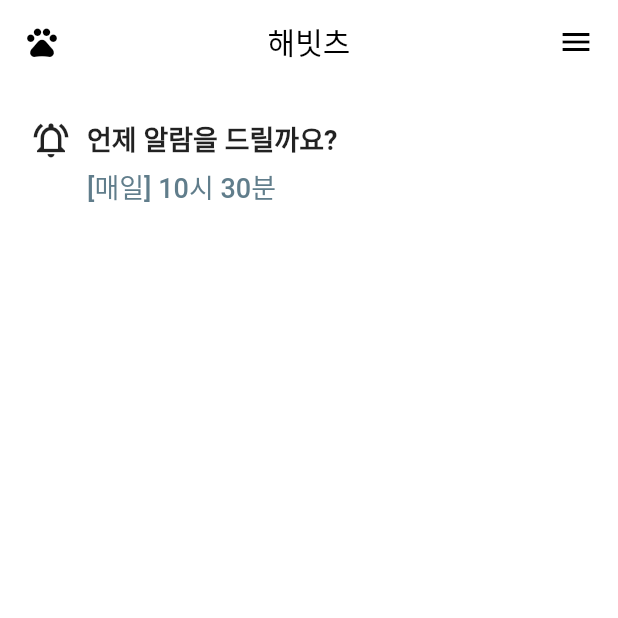
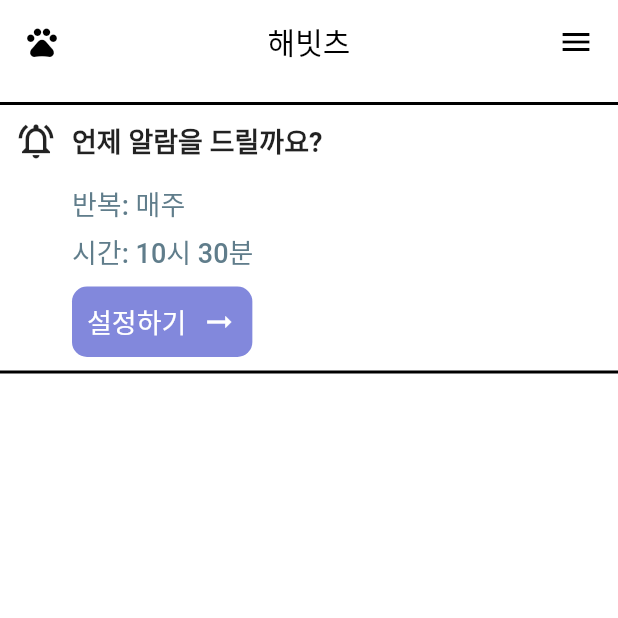
Before and after one commit to jaewoong2/Flutter_TodoList, a Flutter app: the TodoSetting screen opened by its route, on a phone screen of 412 x 824 dp, the top half of it. Run offline on Flutter 3.47's test engine with Material 2 defaults, Android fonts, the phone set to English and light mode, and no system bars.

Commit message:
:sparkles: :lipstick: 반복 알림 설정

```diff
--- a/lib/view/todo_setting_view.dart
+++ b/lib/view/todo_setting_view.dart
@@ -1,6 +1,5 @@
 import 'package:flutter/material.dart';
 import 'package:flutter_todolist/model/todo_view_model.dart';
-import 'package:flutter_todolist/model/todolist_view_model.dart';
 import 'package:flutter_todolist/ui/bounced_button_ui.dart';
 import 'package:provider/provider.dart';
 
@@ -29,20 +28,62 @@ class _TodoSettingState extends State<TodoSetting> {
       setState(() {});
     }
 
+    void onClickSettingButton() {
+      showModalBottomSheet<void>(
+        context: context,
+        enableDrag: true,
+        shape: RoundedRectangleBorder(
+          borderRadius: BorderRadius.circular(15.0),
+        ),
+        builder: (BuildContext context) {
+          return SizedBox(
+            height: MediaQuery.of(context).size.height,
+            child: Column(
+              children: [
+                Row(
+                  children: [
+                    Expanded(child: Container()),
+                    IconButton(
+                      icon: const Icon(
+                        Icons.close_rounded,
+                      ),
+                      onPressed: () => Navigator.pop(context),
+                    ),
+                  ],
+                ),
+              ],
+            ),
+          );
+        },
+      );
+    }
+
     return SingleChildScrollView(
       child: Container(
-        padding: const EdgeInsets.symmetric(vertical: 20, horizontal: 20),
         decoration: const BoxDecoration(
           color: Colors.white,
         ),
-        child: Consumer<TodoListViewModel>(
+        child: Consumer<TodoViewModel>(
           builder: (context, provider, child) {
             return SizedBox(
               width: MediaQuery.of(context).size.width,
               child: Column(
                 crossAxisAlignment: CrossAxisAlignment.start,
                 children: [
-                  Row(
+                  const SizedBox(
+                    height: 10,
+                  ),
+                  const Divider(
+                    height: 1,
+                    thickness: 2,
+                    color: Colors.black,
+                  ),
+                  Padding(
+                    padding: const EdgeInsets.only(
+                      top: 10,
+                      left: 10,
+                    ),
+                    child: Row(
                       crossAxisAlignment: CrossAxisAlignment.start,
                       mainAxisAlignment: MainAxisAlignment.start,
                       children: [
@@ -63,17 +104,67 @@ class _TodoSettingState extends State<TodoSetting> {
                                   fontWeight: FontWeight.w700,
                                 ),
                               ),
+                              Container(
+                                margin: const EdgeInsets.only(top: 10),
+                                padding: const EdgeInsets.only(
+                                  bottom: 10,
+                                ),
+                                child: Column(
+                                  crossAxisAlignment: CrossAxisAlignment.start,
+                                  mainAxisAlignment: MainAxisAlignment.start,
+                                  children: [
                                     Padding(
                                       padding: const EdgeInsets.only(top: 5),
-                              child: BouncedButton(
-                                onTap: () {},
                                       child: Text(
-                                  '[매일] ${DateTime.now().hour.toString()}시 ${DateTime.now().minute.toString()}분',
+                                        '반복: 매주 ${provider.todo.schedule.join(',')}',
                                         style: TextStyle(
                                           color: Colors.primaries.last,
                                           fontWeight: FontWeight.w500,
                                           fontSize: 18,
                                         ),
+                                      ),
+                                    ),
+                                    Padding(
+                                      padding: const EdgeInsets.only(top: 5),
+                                      child: Text(
+                                        '시간: ${DateTime.now().hour}시 ${DateTime.now().minute}분',
+                                        style: TextStyle(
+                                          color: Colors.primaries.last,
+                                          fontWeight: FontWeight.w500,
+                                          fontSize: 18,
+                                        ),
+                                      ),
+                                    ),
+                                    BouncedButton(
+                                      onTap: () {
+                                        onClickSettingButton();
+                                      },
+                                      child: Container(
+                                        padding: const EdgeInsets.all(10),
+                                        margin: const EdgeInsets.only(top: 10),
+                                        decoration: BoxDecoration(
+                                          color: const Color.fromARGB(
+                                              255, 130, 136, 220),
+                                          borderRadius:
+                                              BorderRadius.circular(10),
+                                        ),
+                                        child: const Row(
+                                          children: [
+                                            Text(
+                                              '설정하기',
+                                              style: TextStyle(
+                                                fontSize: 18,
+                                                color: Colors.white,
+                                              ),
+                                            ),
+                                            SizedBox(
+                                              width: 10,
+                                            ),
+                                            Icon(
+                                              Icons.arrow_right_alt_sharp,
+                                              color: Colors.white,
+                                            )
+                                          ],
                                         ),
                                       ),
                                     ),
@@ -82,6 +173,15 @@ class _TodoSettingState extends State<TodoSetting> {
                               ),
                             ],
                           ),
+                        ),
+                      ],
+                    ),
+                  ),
+                  const Divider(
+                    height: 1,
+                    thickness: 2,
+                    color: Colors.black,
+                  )
                 ],
               ),
             );
```
Lines whose indentation alone changed are shown as unchanged.
